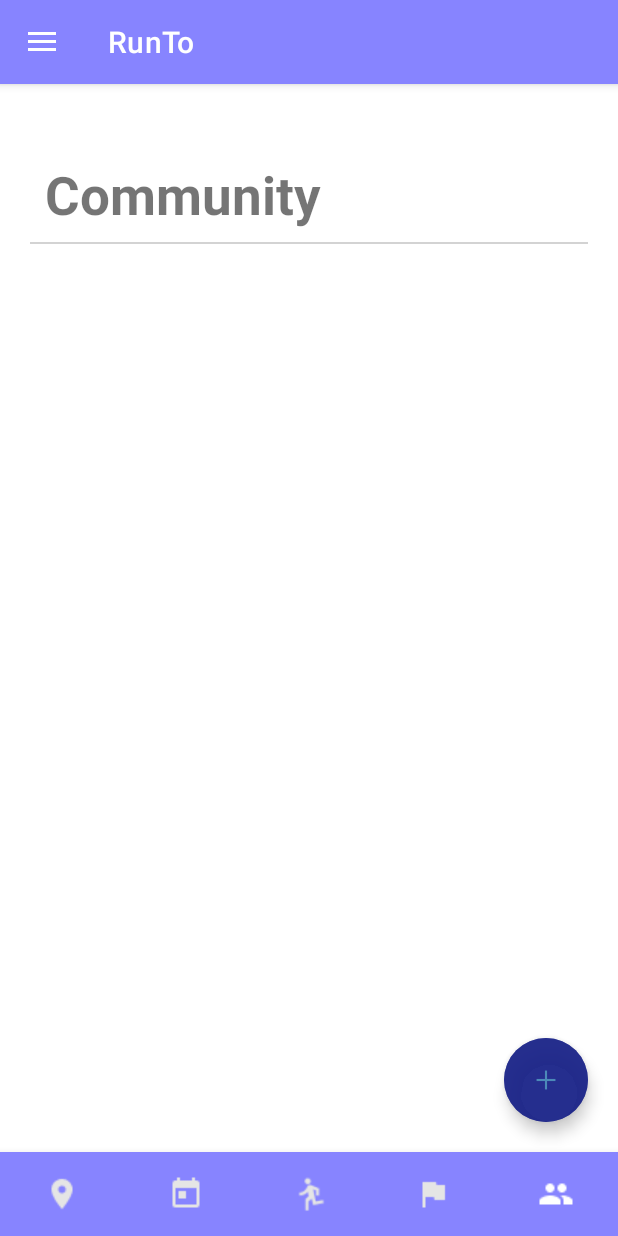
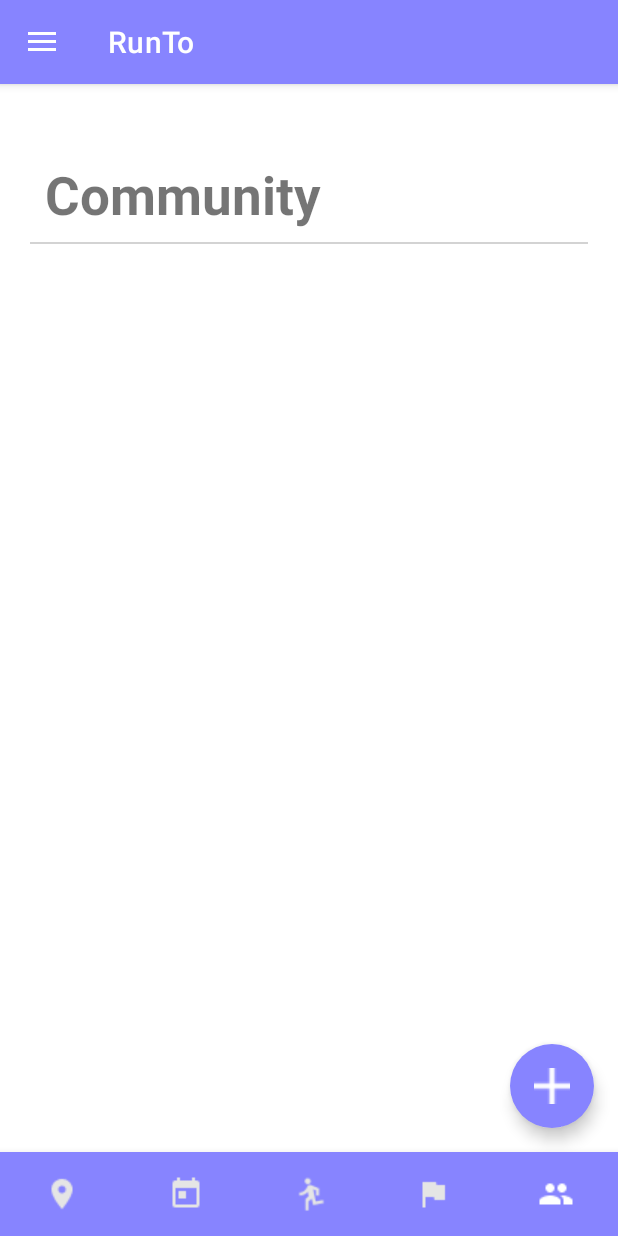
Before and after one commit to soo5o/MobileSoftware, an Android app: the screen it shows after launch once a user with an empty profile is signed in (HomeActivity), item 5 of the bottom bar chosen, on a phone screen of 412 x 824 dp. Run offline under Robolectric (Android 15) with nearby library versions, the phone set to English and light mode, and no system bars; our stand-ins replace Firebase (no records; nobody signed in at launch, a user with empty details on screens opened directly); pictures from the network do not load.

Commit message:
디자인 수정

```diff
--- a/app/src/main/res/layout/activity_write.xml
+++ b/app/src/main/res/layout/activity_write.xml
@@ -18,7 +18,7 @@
             android:layout_height="wrap_content"
             android:layout_gravity="end"
             android:layout_marginEnd="16dp"
-            android:drawableLeft="@drawable/write"
+            android:drawableLeft="@drawable/ic_edit"
             android:text="@string/write"
             android:textColor="#fff" />
     </androidx.appcompat.widget.Toolbar>
--- a/app/src/main/res/layout/fragment_calendar.xml
+++ b/app/src/main/res/layout/fragment_calendar.xml
@@ -75,7 +75,7 @@
         android:layout_gravity="end|bottom"
         android:layout_margin="16dp"
         android:backgroundTint="#9896FF"
-        android:src="@drawable/ic_edit"
+        android:src="@drawable/ic_photo"
         android:visibility="invisible"
         app:borderWidth="0dp"
         app:tint="@android:color/white" />
--- a/app/src/main/res/layout/fragment_community.xml
+++ b/app/src/main/res/layout/fragment_community.xml
@@ -34,15 +34,15 @@
         android:layout_marginRight="20dp"
         android:layout_weight="1" />
 
-    <com.google.android.material.floatingactionbutton.ExtendedFloatingActionButton
+    <com.google.android.material.floatingactionbutton.FloatingActionButton
         android:id="@+id/extendedFab"
         android:layout_width="wrap_content"
         android:layout_height="wrap_content"
         android:layout_gravity="end|bottom"
-        android:layout_marginEnd="20dp"
-        android:layout_marginBottom="20dp"
-        android:backgroundTint="#C1182287"
-        app:icon="@drawable/ic_plus" />
-
+        android:layout_margin="16dp"
+        android:backgroundTint="#8784FF"
+        android:src="@drawable/ic_add"
+        app:borderWidth="0dp"
+        app:tint="@android:color/white" />
 
 </LinearLayout>
--- a/app/src/main/res/layout/fragment_edit_profile.xml
+++ b/app/src/main/res/layout/fragment_edit_profile.xml
@@ -15,7 +15,6 @@
         android:layout_marginBottom="5dp"
         app:cardCornerRadius="75dp"
         app:cardElevation="0dp">
-        <!--이미지 뷰 소스 나중에 변경하기 -> firestore에서 가져온 사진 uri-->
         <ImageView
             android:id="@+id/addProfile"
             android:layout_width="match_parent"
```
Also changed, not shown: app/src/main/res/drawable/ic_plus.png (deleted), app/src/main/res/drawable/write.png (deleted).
